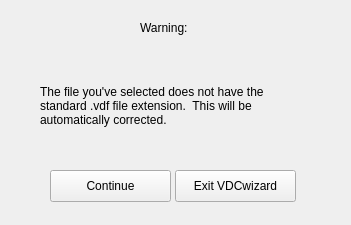
First picture: the form in apps/vdcwizard/ui/Page2badfile.ui, repository yyr/vapor, before the edit.
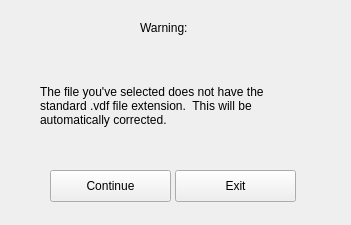
Second picture: the form after the edit.

What changed in the file:
```diff
--- a/apps/vdcwizard/ui/Page2badfile.ui
+++ b/apps/vdcwizard/ui/Page2badfile.ui
@@ -68,7 +68,7 @@
     </rect>
    </property>
    <property name="text">
-    <string>Exit VDCwizard</string>
+    <string>Exit</string>
    </property>
   </widget>
   <widget class="QPushButton" name="continueButton">
```
